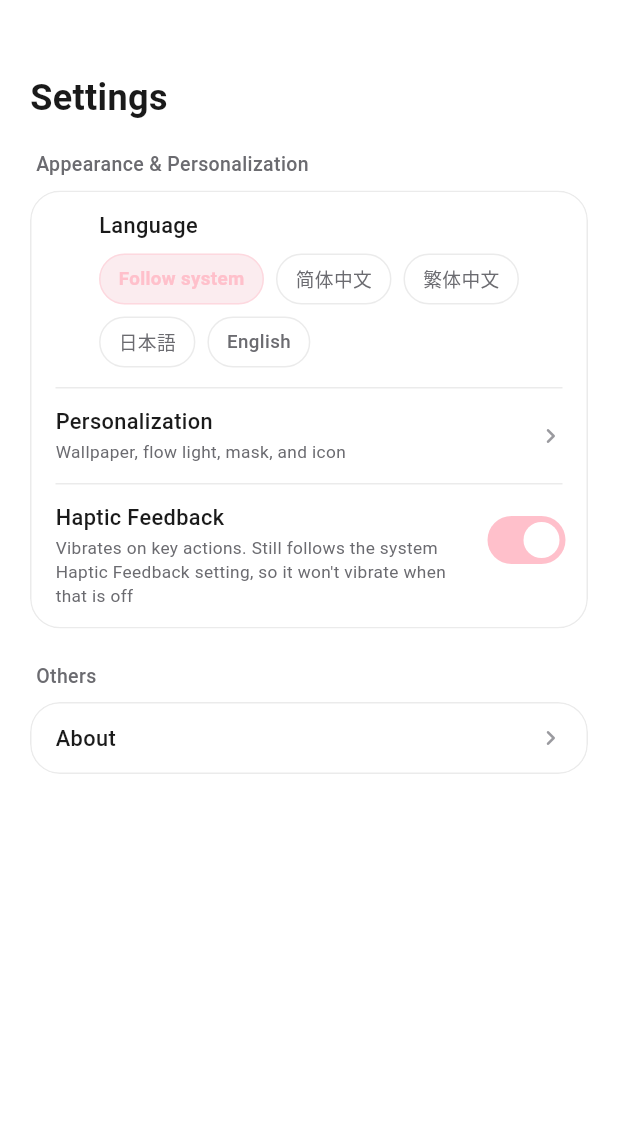
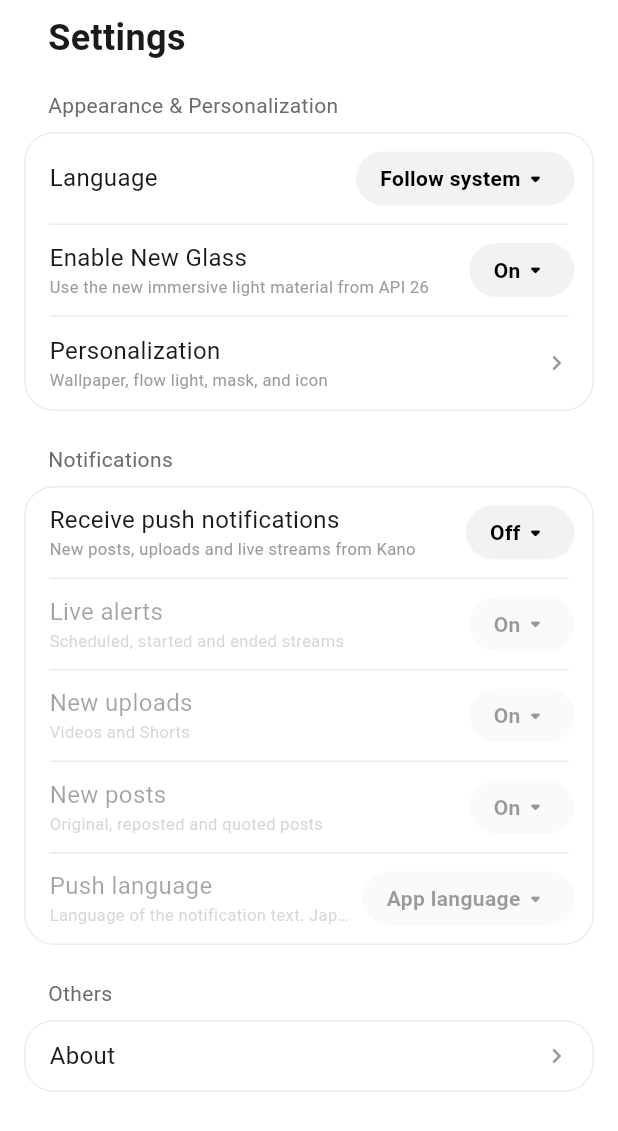
Before and after one commit to kanomahoro1224/xiaolubao_Treasure_Android, a Flutter app: the screen it shows after launch, swiped to page 4, on a phone screen of 412 x 824 dp. Shown: the top 1131 px of the screen. Run offline on Flutter 3.47's test engine with Material 3 defaults, Android fonts, the phone set to English and light mode, and no system bars; our stand-ins replace cached_network_image, dio, file_picker, flutter_svg, image_picker, shared_preferences and 1 more; missing offline and left inert: add_2_calendar, liquid_glass_widgets; accounts and stored records are empty; network calls fail.

Commit message:
对齐鸿蒙主页、动态、日程和设置的页面结构
资料卡去掉 bio，平台入口改回 X 胶囊加 YouTube/B 站圆标。日程月历和即将开始改成鸿蒙的磨砂面板与一行列表。设置改成右侧下拉，并补上新版玻璃和通知分组。

Co-authored-by: Lu Ke <kanomahoro1224@users.noreply.github.com>

```diff
--- a/lib/features/kano/data/kano_cache.dart
+++ b/lib/features/kano/data/kano_cache.dart
@@ -112,6 +112,12 @@ class KanoPrefs {
   static const _bgMask = 'kanoPrefs:bgMask';
   static const _bgPreset = 'kanoPrefs:bgPreset';
   static const _haptics = 'kanoPrefs:haptics';
+  static const _newGlass = 'kanoPrefs:newGlass';
+  static const _pushEnabled = 'kanoPrefs:pushEnabled';
+  static const _pushLive = 'kanoPrefs:pushLive';
+  static const _pushVideo = 'kanoPrefs:pushVideo';
+  static const _pushPost = 'kanoPrefs:pushPost';
+  static const _pushLanguage = 'kanoPrefs:pushLanguage';
 
   // ===== 个性化（首页编辑态）=====
   // 键名与鸿蒙 `@StorageLink` / `PreferencesUtil` 一一对应，方便逐项回溯。
@@ -183,6 +189,12 @@ class KanoPrefs {
   static String get bgMaskKey => _bgMask;
   static String get bgPresetKey => _bgPreset;
   static String get hapticsKey => _haptics;
+  static String get newGlassKey => _newGlass;
+  static String get pushEnabledKey => _pushEnabled;
+  static String get pushLiveKey => _pushLive;
+  static String get pushVideoKey => _pushVideo;
+  static String get pushPostKey => _pushPost;
+  static String get pushLanguageKey => _pushLanguage;
   static String get barHideTextKey => _barHideText;
   static String get flowLightModeKey => _flowLightMode;
   static String get flowLightSpeedKey => _flowLightSpeed;
--- /dev/null
+++ b/lib/features/kano/presentation/kano_notifications.dart
@@ -0,0 +1,36 @@
+import 'package:flutter/services.dart';
+
+/// 系统通知权限。
+///
+/// 鸿蒙「接收推送」走 Push Kit。Android 这边没有同一套推送后端，
+/// 打开总开关时只做系统通知权限申请，避免摆一个点了没反应的空开关。
+/// 分类偏好存在 [SettingsController]，真正的远端推送没有在这里发明。
+class KanoNotifications {
+  KanoNotifications._();
+
+  static const _channel = MethodChannel('kano/notifications');
+
+  /// 已授权或系统版本不需要运行时权限时返回 true。
+  static Future<bool> ensure() async {
+    try {
+      final ok = await _channel.invokeMethod<bool>('ensure');
+      return ok == true;
+    } on PlatformException {
+      return false;
+    } on MissingPluginException {
+      return false;
+    }
+  }
+
+  /// 系统通知是否还开着。通道不可用时不把已保存的开关打成关。
+  static Future<bool> enabled() async {
+    try {
+      final ok = await _channel.invokeMethod<bool>('enabled');
+      return ok == true;
+    } on PlatformException {
+      return true;
+    } on MissingPluginException {
+      return true;
+    }
+  }
+}
--- a/lib/features/kano/presentation/kano_palette.dart
+++ b/lib/features/kano/presentation/kano_palette.dart
@@ -13,6 +13,10 @@ class KanoPalette {
       KanoPalette._(isLight: Theme.of(context).brightness == Brightness.light);
 
   final bool isLight;
+
+  /// 设置页「启用新版玻璃」。开：卡片从预模糊快照裁玻璃；关：不透明面板。
+  /// 由 [SettingsController] 在读盘和切换时写入，卡片跟着外壳一起重建。
+  static bool newGlass = true;
 
   /// 用户在「个性化 → 主题 → 主题色」里挑的颜色。
   /// null 表示没改过，仍然用官网那对莓色——避免默认就把对比度调低。
@@ -136,6 +140,9 @@ class KanoSurface extends StatelessWidget {
   @override
   Widget build(BuildContext context) {
     final palette = KanoPalette.of(context);
+    // 开：从预模糊快照裁玻璃（对应鸿蒙新版沉浸材质）。
+    // 关：只留半透明面板，不再叠那张快照（对应关掉新材质后的普通卡片）。
+    final glassOn = KanoPalette.newGlass && blur > 0;
     final shape = BorderRadius.circular(radius);
     final panel = Container(
       width: double.infinity,
@@ -147,7 +154,7 @@ class KanoSurface extends StatelessWidget {
       ),
       child: child,
     );
-    if (blur <= 0) return panel;
+    if (!glassOn) return panel;
     return ClipRRect(
       borderRadius: shape,
       child: KanoGlassLayer(child: panel),
--- a/lib/features/settings/settings_page.dart
+++ b/lib/features/settings/settings_page.dart
@@ -14,15 +14,8 @@ import 'settings_strings.dart';
 
 /// 设置。
 ///
-/// 与鸿蒙 `SettingsPage.ets` 的三段式一致（标题 24 + 分组标题 14 + 圆角 20 的组容器），
-/// 分组内容按 Flutter 侧真有的能力重排：
-/// - 外观：语言（5 种，与鸿蒙下拉同序）、外观模式、新版玻璃、触感反馈
-/// - 数据与网络：服务器、缓存、日历订阅
-/// - 其它：关于
-///
-/// 没搬过来的三项：**推送**（`PushUtil` 走华为 Push Kit，Flutter 侧没有对应后端）、
-/// **智感握姿**（HarmonyOS 折叠/分屏特性）、**个性化**（改的是首页编辑态的壁纸与流光，
-/// Flutter 侧还没做编辑态）。留空行不如不放，所以这三项直接不出现在界面上。
+/// 分组对齐鸿蒙设置页截图：外观（语言下拉、新版玻璃、个性化）、通知、其它。
+/// 语言仍含「跟随系统」，只是收进右侧下拉，不再铺一排胶囊。
 class SettingsPage extends StatefulWidget {
   const SettingsPage({super.key});
 
@@ -274,20 +267,20 @@ class _SettingsPageState extends State<SettingsPage>
     return ListenableBuilder(
       listenable: settings,
       builder: (context, _) {
-        final serverLabel = switch (settings.customBase) {
-          final custom when custom.isNotEmpty => custom,
-          _ => settings.activeBase,
-        };
+        // SlidingSegment 的开关文案：下标 0 = 关，1 = 开。
+        final onOff = [KanoText.ui('setting_off'), KanoText.ui('setting_on')];
         return ListView(
-          padding: const EdgeInsets.fromLTRB(KanoGap.page, 0, KanoGap.page, 120),
+          padding: const EdgeInsets.fromLTRB(16, 0, 16, 120),
           children: [
-            const SizedBox(height: 48),
-            Text(
+            Padding(
+              padding: const EdgeInsets.fromLTRB(16, 8, 16, 0),
+              child: Text(
                 KanoText.ui('tab_settings'),
                 style: TextStyle(
                   fontSize: 24,
-                fontWeight: FontWeight.w700,
+                  fontWeight: FontWeight.bold,
                   color: palette.textPrimary,
+                ),
               ),
             ),
             const SizedBox(height: 18),
@@ -295,9 +288,16 @@ class _SettingsPageState extends State<SettingsPage>
               title: KanoText.ui('settings_category_appearance'),
               palette: palette,
               children: [
-                _ChoiceRow(
+                _DropRow(
                   title: KanoText.ui('settings_language'),
                   palette: palette,
+                  value: [
+                    KanoText.ui('lang_follow_system'),
+                    KanoText.ui('lang_zh'),
+                    KanoText.ui('lang_zh_hant'),
+                    KanoText.ui('lang_ja'),
+                    KanoText.ui('lang_en'),
+                  ][settings.langMode.clamp(0, 4).toInt()],
                   options: [
                     KanoText.ui('lang_follow_system'),
                     KanoText.ui('lang_zh'),
@@ -307,6 +307,15 @@ class _SettingsPageState extends State<SettingsPage>
                   ],
                   selected: settings.langMode,
                   onSelected: (index) => _set(() => settings.setLangMode(index)),
+                ),
+                _DropRow(
+                  title: KanoText.ui('settings_category_new_glass'),
+                  subtitle: KanoText.ui('settings_category_new_glass_desc'),
+                  palette: palette,
+                  value: settings.newGlass ? onOff[1] : onOff[0],
+                  options: onOff,
+                  selected: settings.newGlass ? 1 : 0,
+                  onSelected: (index) => _set(() => settings.setNewGlass(index == 1)),
                 ),
                 _NavRow(
                   title: KanoText.ui('settings_category_personalize'),
@@ -319,12 +328,69 @@ class _SettingsPageState extends State<SettingsPage>
                     HomeEditMode.instance.enter();
                   },
                 ),
-                _ToggleRow(
-                  title: KanoText.ui('settings_category_haptic_feedback'),
-                  subtitle: KanoText.ui('settings_category_haptic_feedback_desc'),
+              ],
+            ),
+            const SizedBox(height: 22),
+            _Section(
+              title: KanoText.ui('settings_category_notify'),
               palette: palette,
-                  value: settings.haptics,
-                  onChanged: (value) => _set(() => settings.setHaptics(value)),
+              children: [
+                _DropRow(
+                  title: KanoText.ui('setting_push_enabled'),
+                  subtitle: KanoText.ui('setting_push_enabled_desc'),
+                  palette: palette,
+                  value: settings.pushEnabled ? onOff[1] : onOff[0],
+                  options: onOff,
+                  selected: settings.pushEnabled ? 1 : 0,
+                  onSelected: (index) {
+                    _onPushEnabled(index == 1);
+                  },
+                ),
+                _DropRow(
+                  title: KanoText.ui('setting_push_live'),
+                  subtitle: KanoText.ui('setting_push_live_desc'),
+                  palette: palette,
+                  value: settings.pushLive ? onOff[1] : onOff[0],
+                  options: onOff,
+                  selected: settings.pushLive ? 1 : 0,
+                  disabled: !settings.pushEnabled,
+                  onSelected: (index) => _set(() => settings.setPushLive(index == 1)),
+                ),
+                _DropRow(
+                  title: KanoText.ui('setting_push_video'),
+                  subtitle: KanoText.ui('setting_push_video_desc'),
+                  palette: palette,
+                  value: settings.pushVideo ? onOff[1] : onOff[0],
+                  options: onOff,
+                  selected: settings.pushVideo ? 1 : 0,
+                  disabled: !settings.pushEnabled,
+                  onSelected: (index) => _set(() => settings.setPushVideo(index == 1)),
+                ),
+                _DropRow(
+                  title: KanoText.ui('setting_push_post'),
+                  subtitle: KanoText.ui('setting_push_post_desc'),
+                  palette: palette,
+                  value: settings.pushPost ? onOff[1] : onOff[0],
+                  options: onOff,
+                  selected: settings.pushPost ? 1 : 0,
+                  disabled: !settings.pushEnabled,
+                  onSelected: (index) => _set(() => settings.setPushPost(index == 1)),
+                ),
+                _DropRow(
+                  title: KanoText.ui('setting_push_language'),
+                  subtitle: KanoText.ui('setting_push_language_desc'),
+                  palette: palette,
+                  value: _pushLanguageLabel(settings.pushLanguage),
+                  options: [
+                    KanoText.ui('setting_push_language_follow'),
+                    KanoText.ui('lang_zh'),
+                    KanoText.ui('lang_zh_hant'),
+                    KanoText.ui('lang_ja'),
+                    KanoText.ui('lang_en'),
+                  ],
+                  selected: settings.pushLanguage.clamp(0, 4).toInt(),
+                  disabled: !settings.pushEnabled,
+                  onSelected: (index) => _set(() => settings.setPushLanguage(index)),
                 ),
               ],
             ),
@@ -348,6 +414,27 @@ class _SettingsPageState extends State<SettingsPage>
         );
       },
     );
+  }
+
+  Future<void> _onPushEnabled(bool value) async {
+    final ok = await SettingsController.instance.setPushEnabled(value);
+    if (!ok && mounted) {
+      _toast(KanoText.ui('setting_push_permission_denied'));
+    } else if (ok) {
+      KanoHaptics.select();
+    }
+  }
+
+  String _pushLanguageLabel(int index) {
+    const keys = [
+      'setting_push_language_follow',
+      'lang_zh',
+      'lang_zh_hant',
+      'lang_ja',
+      'lang_en',
+    ];
+    final i = index.clamp(0, keys.length - 1).toInt();
+    return KanoText.ui(keys[i]);
   }
 
   static String _size(int chars) {
@@ -380,14 +467,13 @@ class _Section extends StatelessWidget {
       crossAxisAlignment: CrossAxisAlignment.stretch,
       children: [
         Padding(
-          padding: const EdgeInsets.only(left: 4, bottom: 8),
+          padding: const EdgeInsets.only(left: 16, right: 16, bottom: 8),
           child: Text(
             title,
             maxLines: 1,
             overflow: TextOverflow.ellipsis,
             style: TextStyle(
-              fontSize: 13,
-              fontWeight: FontWeight.w500,
+              fontSize: 14,
               color: palette.textSecondary,
             ),
           ),
@@ -413,82 +499,93 @@ class _Section extends StatelessWidget {
   }
 }
 
-/// 标题 + 说明 + 右侧控件（开关）
-class _ToggleRow extends StatelessWidget {
-  const _ToggleRow({
+/// 标题 + 说明 + 右侧 Select。对齐鸿蒙 `SlidingSegment`：高 36、圆角 18、14 号粗体。
+/// 开关项的 options 必须是 [关, 开]，下标 0/1。
+class _DropRow extends StatelessWidget {
+  const _DropRow({
     required this.title,
     required this.palette,
     required this.value,
-    required this.onChanged,
+    required this.options,
+    required this.selected,
+    required this.onSelected,
     this.subtitle,
+    this.disabled = false,
   });
 
   final String title;
   final String? subtitle;
-  final KanoPalette palette;
-  final bool value;
-  final ValueChanged<bool> onChanged;
-
-  @override
-  Widget build(BuildContext context) {
-    return Padding(
-      padding: const EdgeInsets.fromLTRB(16, 13, 10, 13),
-      child: Row(
-        crossAxisAlignment: CrossAxisAlignment.start,
-        children: [
-          Expanded(child: _Label(title: title, subtitle: subtitle, palette: palette)),
-          const SizedBox(width: 10),
-          Switch.adaptive(
-            value: value,
-            onChanged: onChanged,
-            activeTrackColor: palette.accent,
-          ),
-        ],
-      ),
-    );
-  }
-}
-
-/// 标题 + 说明 + 下方的选项胶囊（鸿蒙的 segment 在这里展开成 chips：
-/// 手机上 5 个语言名横排会挤成一条，换行更好点）
-class _ChoiceRow extends StatelessWidget {
-  const _ChoiceRow({
-    required this.title,
-    required this.palette,
-    required this.options,
-    required this.selected,
-    required this.onSelected,
-  });
-
-  final String title;
+  final String value;
   final KanoPalette palette;
   final List<String> options;
   final int selected;
   final ValueChanged<int> onSelected;
+  final bool disabled;
 
   @override
   Widget build(BuildContext context) {
-    return Padding(
-      padding: const EdgeInsets.fromLTRB(16, 13, 16, 13),
-      child: Column(
-        crossAxisAlignment: CrossAxisAlignment.start,
+    final menu = PopupMenuButton<int>(
+      enabled: !disabled,
+      initialValue: selected,
+      onSelected: onSelected,
+      itemBuilder: (context) => [
+        for (var i = 0; i < options.length; i++)
+          PopupMenuItem<int>(
+            value: i,
+            child: Text(
+              options[i],
+              style: TextStyle(
+                fontSize: 14,
+                fontWeight: i == selected ? FontWeight.bold : FontWeight.w500,
+                color: i == selected ? palette.berry : palette.textPrimary,
+              ),
+            ),
+          ),
+      ],
+      child: Container(
+        height: 36,
+        padding: const EdgeInsets.symmetric(horizontal: 16),
+        decoration: BoxDecoration(
+          color: palette.isLight ? const Color(0x0D000000) : const Color(0x14FFFFFF),
+          borderRadius: BorderRadius.circular(18),
+        ),
+        child: Row(
+          mainAxisSize: MainAxisSize.min,
           children: [
-          _Label(title: title, palette: palette),
-          const SizedBox(height: 10),
-          Wrap(
-            spacing: 8,
-            runSpacing: 8,
-            children: [
-              for (var i = 0; i < options.length; i++)
-                _Chip(
-                  label: options[i],
-                  palette: palette,
-                  selected: i == selected,
-                  onTap: () => onSelected(i),
+            ConstrainedBox(
+              constraints: const BoxConstraints(maxWidth: 132),
+              child: Text(
+                value,
+                maxLines: 1,
+                overflow: TextOverflow.ellipsis,
+                style: TextStyle(
+                  fontSize: 14,
+                  fontWeight: FontWeight.bold,
+                  color: palette.isLight ? Colors.black : Colors.white,
+                ),
+              ),
+            ),
+            Icon(
+              Icons.arrow_drop_down_rounded,
+              size: 20,
+              color: palette.isLight ? Colors.black : Colors.white,
             ),
           ],
         ),
+      ),
+    );
+    return Opacity(
+      opacity: disabled ? 0.4 : 1,
+      child: Padding(
+        padding: const EdgeInsets.fromLTRB(16, 12, 12, 12),
+        child: Row(
+          crossAxisAlignment: CrossAxisAlignment.center,
+          children: [
+            Expanded(child: _Label(title: title, subtitle: subtitle, palette: palette)),
+            const SizedBox(width: 8),
+            menu,
           ],
+        ),
       ),
     );
   }
@@ -566,63 +663,21 @@ class _Label extends StatelessWidget {
         Text(
           title,
           style: TextStyle(
-            fontSize: 14.5,
+            fontSize: 16,
             height: 1.25,
-            fontWeight: FontWeight.w500,
             color: palette.textPrimary,
           ),
         ),
         if (subtitle != null && subtitle!.isNotEmpty) ...[
-          const SizedBox(height: 3),
+          const SizedBox(height: 2),
           Text(
             subtitle!,
-            style: TextStyle(fontSize: 11.5, height: 1.4, color: palette.textSecondary),
+            maxLines: 1,
+            overflow: TextOverflow.ellipsis,
+            style: TextStyle(fontSize: 11, height: 1.3, color: palette.textTertiary),
           ),
         ],
       ],
-    );
-  }
-}
-
-class _Chip extends StatelessWidget {
-  const _Chip({
-    required this.label,
-    required this.palette,
-    required this.selected,
-    required this.onTap,
-  });
-
-  final String label;
-  final KanoPalette palette;
-  final bool selected;
-  final VoidCallback onTap;
-
-  @override
-  Widget build(BuildContext context) {
-    return GestureDetector(
-      onTap: onTap,
-      behavior: HitTestBehavior.opaque,
-      child: AnimatedContainer(
-        duration: const Duration(milliseconds: 180),
-        curve: Curves.easeOut,
-        padding: const EdgeInsets.symmetric(horizontal: 12, vertical: 7),
-        decoration: BoxDecoration(
-          color: selected ? palette.berryWash : palette.chipBg,
-          borderRadius: BorderRadius.circular(KanoRadius.pill),
-          border: Border.all(
-            color: selected ? palette.berry.withValues(alpha: 0.45) : palette.hairline,
-            width: 1,
-          ),
-        ),
-        child: Text(
-          label,
-          style: TextStyle(
-            fontSize: 12.5,
-            fontWeight: selected ? FontWeight.w600 : FontWeight.w500,
-            color: selected ? palette.berry : palette.textSecondary,
-          ),
-        ),
-      ),
     );
   }
 }
--- a/lib/features/shell/app_shell.dart
+++ b/lib/features/shell/app_shell.dart
@@ -131,7 +131,9 @@ class _AppShellState extends State<AppShell>
           builder: (context, _) {
             final t = _editProgress.value.clamp(0.0, 1.0);
 
-            // 鸿蒙 `isThemedTailBarShown()`：主题底图只在手机宽度下铺。
+            // 鸿蒙 `isThemedTailBarShown()`：`themedTailBarActive && screenWidth < 600`。
+            // `refreshThemedTailBar` 只认「有激活主题」，没选主题时是玻璃浮岛，
+            // 不把某一套内置主题写成默认底栏。
             // tail_bg 是 5:1 的整幅画，Cover 铺满宽屏只会剩中间一条，
             // 所以平板（宽 ≥ 600vp）退回玻璃浮岛，页签仍是同一组按钮。
             final safeBottom = MediaQuery.viewPaddingOf(context).bottom;
```
Also changed, not shown: lib/features/feed/feed_page.dart (+12 -26 lines), lib/features/home/home_page.dart (+34 -21 lines), lib/features/schedule/schedule_page.dart (+79 -73 lines), lib/features/settings/settings_controller.dart (+87 -0 lines), 2 other files. Lines whose indentation alone changed are shown as unchanged.
